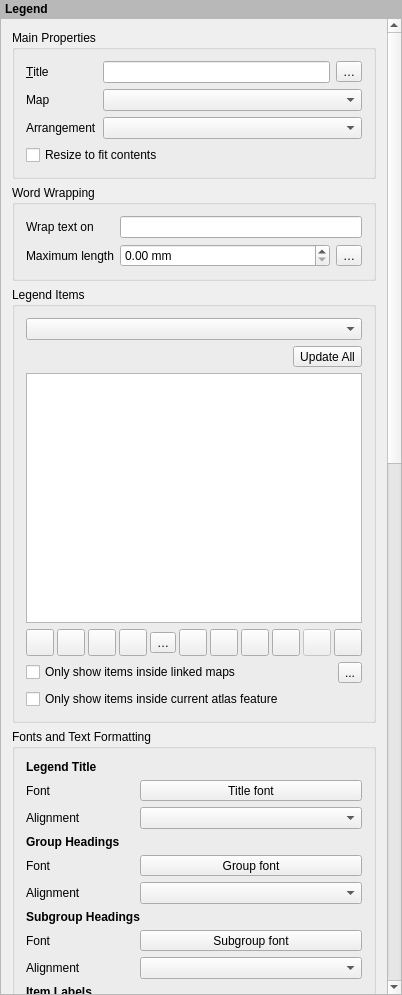
The window that src/ui/layout/qgslayoutlegendwidgetbase.ui (qgis/QGIS) describes before a commit, drawn with Qt 5.
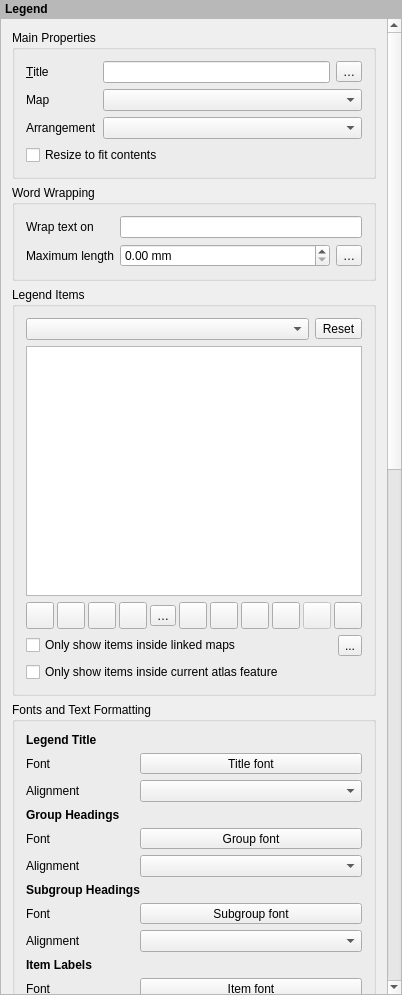
The same window after the commit. Icons and pictures are not drawn. Custom widgets are drawn as their Qt base class.

Commit message:
Change legend "Update All" button to a "Reset" button
Clicking this button shows a drop down menu with options to either:

1. Reset to All Project Layers
2. Reset to Visible Layers

This is a more user-friendly, self explanatory button then the
old one as it immediately advertises what action it will take.

This button is only available when the legend is set to the "Manual"
sync mode.

What changed in the file:
```diff
--- a/src/ui/layout/qgslayoutlegendwidgetbase.ui
+++ b/src/ui/layout/qgslayoutlegendwidgetbase.ui
@@ -65,7 +65,7 @@
         <x>0</x>
         <y>0</y>
         <width>386</width>
-        <height>2334</height>
+        <height>2331</height>
        </rect>
       </property>
       <layout class="QVBoxLayout" name="mainLayout">
@@ -199,33 +199,6 @@
           <bool>false</bool>
          </property>
          <layout class="QGridLayout" name="gridLayout_7">
-          <item row="1" column="0">
-           <layout class="QHBoxLayout" name="horizontalLayout">
-            <item>
-             <spacer name="horizontalSpacer_3">
-              <property name="orientation">
-               <enum>Qt::Horizontal</enum>
-              </property>
-              <property name="sizeHint" stdset="0">
-               <size>
-                <width>0</width>
-                <height>20</height>
-               </size>
-              </property>
-             </spacer>
-            </item>
-            <item>
-             <widget class="QToolButton" name="mUpdateAllPushButton">
-              <property name="toolTip">
-               <string>Update whole legend. Layers are added/removed according to main application legend. User defined labels will be deleted.</string>
-              </property>
-              <property name="text">
-               <string>Update All</string>
-              </property>
-             </widget>
-            </item>
-           </layout>
-          </item>
           <item row="3" column="0">
            <layout class="QHBoxLayout" name="horizontalLayout_2">
             <property name="spacing">
@@ -481,6 +454,23 @@
             </item>
            </layout>
           </item>
+          <item row="1" column="0">
+           <layout class="QHBoxLayout" name="horizontalLayout">
+            <item>
+             <widget class="QComboBox" name="mSyncModeCombo"/>
+            </item>
+            <item>
+             <widget class="QToolButton" name="mResetLayersButton">
+              <property name="toolTip">
+               <string>Resets the whole legend, discarding any manual changes made to layer legend settings.</string>
+              </property>
+              <property name="text">
+               <string>Reset</string>
+              </property>
+             </widget>
+            </item>
+           </layout>
+          </item>
           <item row="4" column="0">
            <layout class="QHBoxLayout" name="horizontalLayout_3">
             <property name="topMargin">
@@ -534,9 +524,6 @@
             </attribute>
            </widget>
           </item>
-          <item row="0" column="0">
-           <widget class="QComboBox" name="mSyncModeCombo"/>
-          </item>
          </layout>
         </widget>
        </item>
```
Left out of the diff: 34 changed lines with no effect on the pictures. The commit also changes 8 other files.
